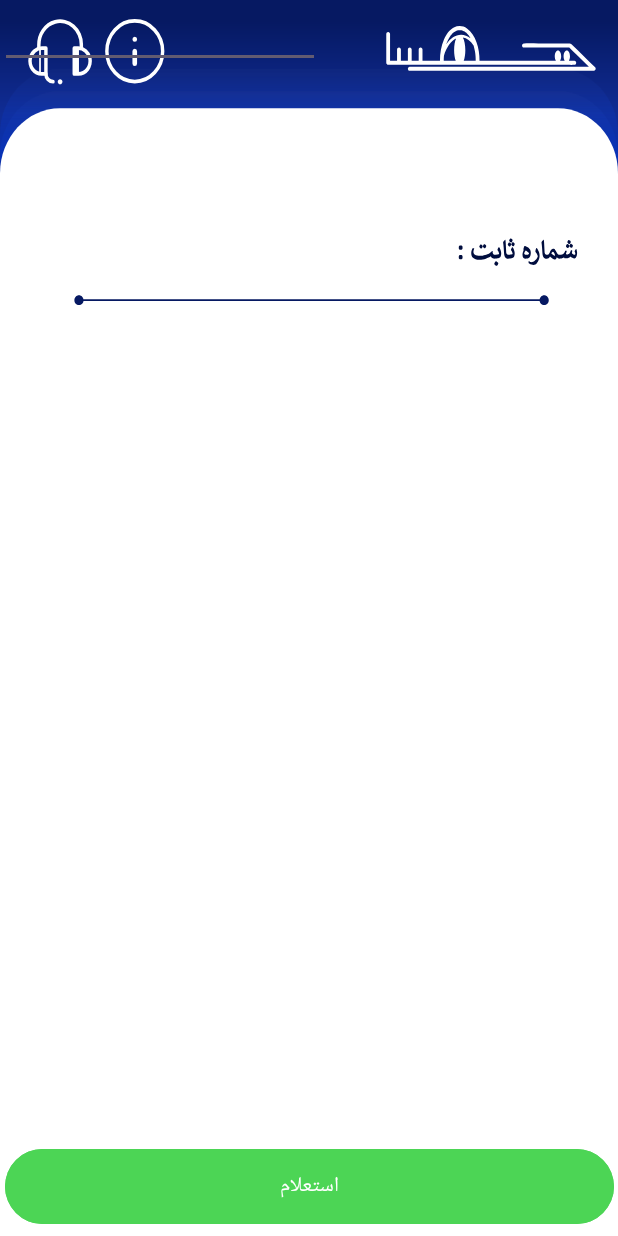
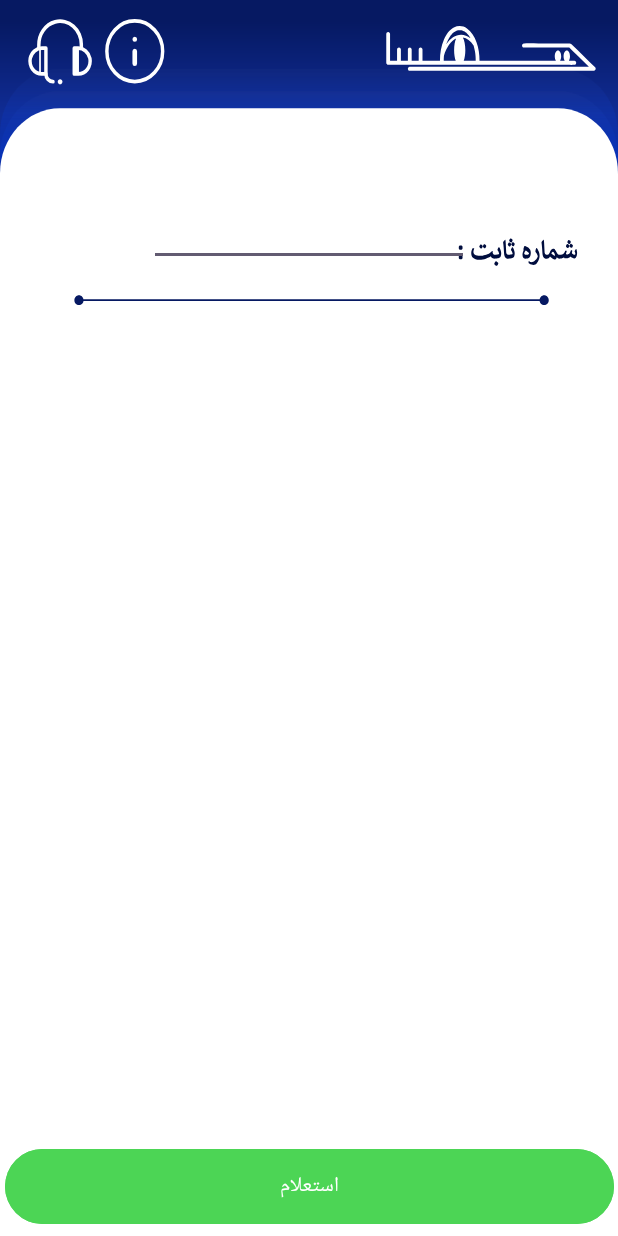
Before and after one commit to SanazSobahnloo/Temsah-Java, an Android app: the fixedLine screen opened directly, with no data from a screen before it, on a phone screen of 412 x 824 dp. Run offline under Robolectric (Android 15) with nearby library versions, the phone set to English and light mode, and no system bars.

Commit message:
last drop

```diff
--- a/app/src/main/java/com/example/temsah/fixedLine.java
+++ b/app/src/main/java/com/example/temsah/fixedLine.java
@@ -57,12 +57,16 @@ public class fixedLine extends AppCompatActivity {
             @Override
             public void onTextChanged(CharSequence charSequence, int i, int i1, int i2) {
 
+                if(charSequence.toString().startsWith("021")){binding.imageView2.setVisibility(View.VISIBLE);
+
+                }
                 binding.copy.setText(binding.phone.getText());
             }
 
             @Override
             public void afterTextChanged(Editable editable) {
-                callAPI(binding.copy.getText());
+                if(binding.phone.length()==11){
+                callAPI(binding.copy.getText());}
 
             }
         });
--- a/app/src/main/res/layout/activity_fixed_line.xml
+++ b/app/src/main/res/layout/activity_fixed_line.xml
@@ -140,10 +140,12 @@
         android:id="@+id/phone"
         android:layout_width="wrap_content"
         android:layout_height="wrap_content"
+        android:layout_marginTop="132dp"
         android:ems="10"
         android:inputType="phone"
-        tools:layout_editor_absoluteX="92dp"
-        tools:layout_editor_absoluteY="142dp" />
+        app:layout_constraintEnd_toEndOf="parent"
+        app:layout_constraintStart_toStartOf="parent"
+        app:layout_constraintTop_toTopOf="parent" />
 
     <TextView
         android:id="@+id/textView11"
@@ -157,4 +159,16 @@
         app:layout_constraintHorizontal_bias="0.82"
         app:layout_constraintStart_toStartOf="parent" />
 
+    <ImageView
+        android:id="@+id/imageView2"
+        android:layout_width="78dp"
+        android:layout_height="78dp"
+        android:layout_marginTop="112dp"
+        android:visibility="invisible"
+        app:layout_constraintEnd_toEndOf="parent"
+        app:layout_constraintHorizontal_bias="0.048"
+        app:layout_constraintStart_toStartOf="parent"
+        app:layout_constraintTop_toTopOf="@+id/infoBtn"
+        app:srcCompat="@drawable/mtower" />
+
 </androidx.constraintlayout.widget.ConstraintLayout>
--- a/app/src/main/res/layout/activity_phone_charge.xml
+++ b/app/src/main/res/layout/activity_phone_charge.xml
@@ -267,7 +267,7 @@
         android:layout_height="wrap_content"
         android:layout_marginTop="312dp"
         android:text="TextView"
-        android:visibility="visible"
+        android:visibility="invisible"
         app:layout_constraintEnd_toEndOf="parent"
         app:layout_constraintStart_toStartOf="parent"
         app:layout_constraintTop_toTopOf="parent" />
@@ -278,7 +278,7 @@
         android:layout_height="wrap_content"
         android:layout_marginTop="292dp"
         android:text="TextView"
-        android:visibility="visible"
+        android:visibility="invisible"
         app:layout_constraintEnd_toEndOf="parent"
         app:layout_constraintStart_toStartOf="parent"
         app:layout_constraintTop_toTopOf="parent" />
@@ -289,7 +289,7 @@
         android:layout_height="wrap_content"
         android:layout_marginTop="328dp"
         android:text="TextView"
-        android:visibility="visible"
+        android:visibility="invisible"
         app:layout_constraintEnd_toEndOf="parent"
         app:layout_constraintStart_toStartOf="parent"
         app:layout_constraintTop_toTopOf="parent" />
```
Also changed, not shown: app/src/main/java/com/example/temsah/phoneCharge.java (+6 -2 lines).
